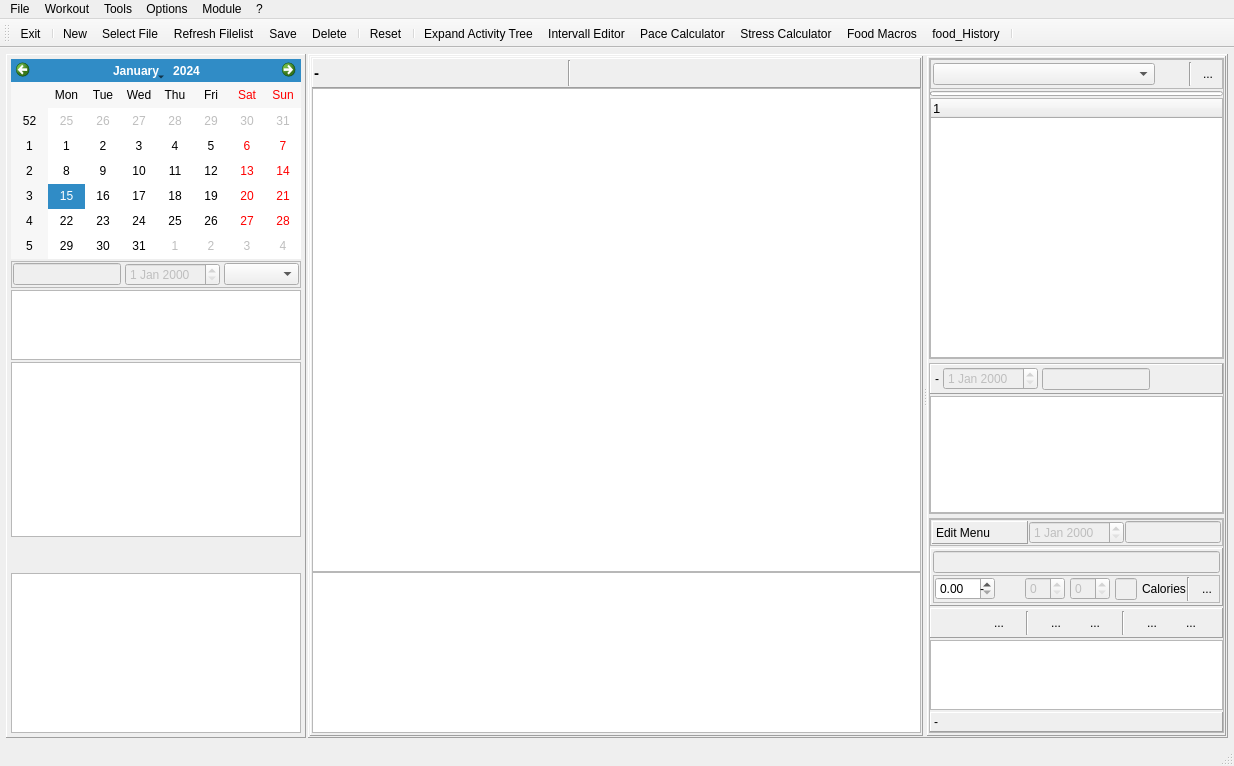
First picture: the form in mainwindow.ui, repository Tria-Andy/WorkoutEditor, before the edit.
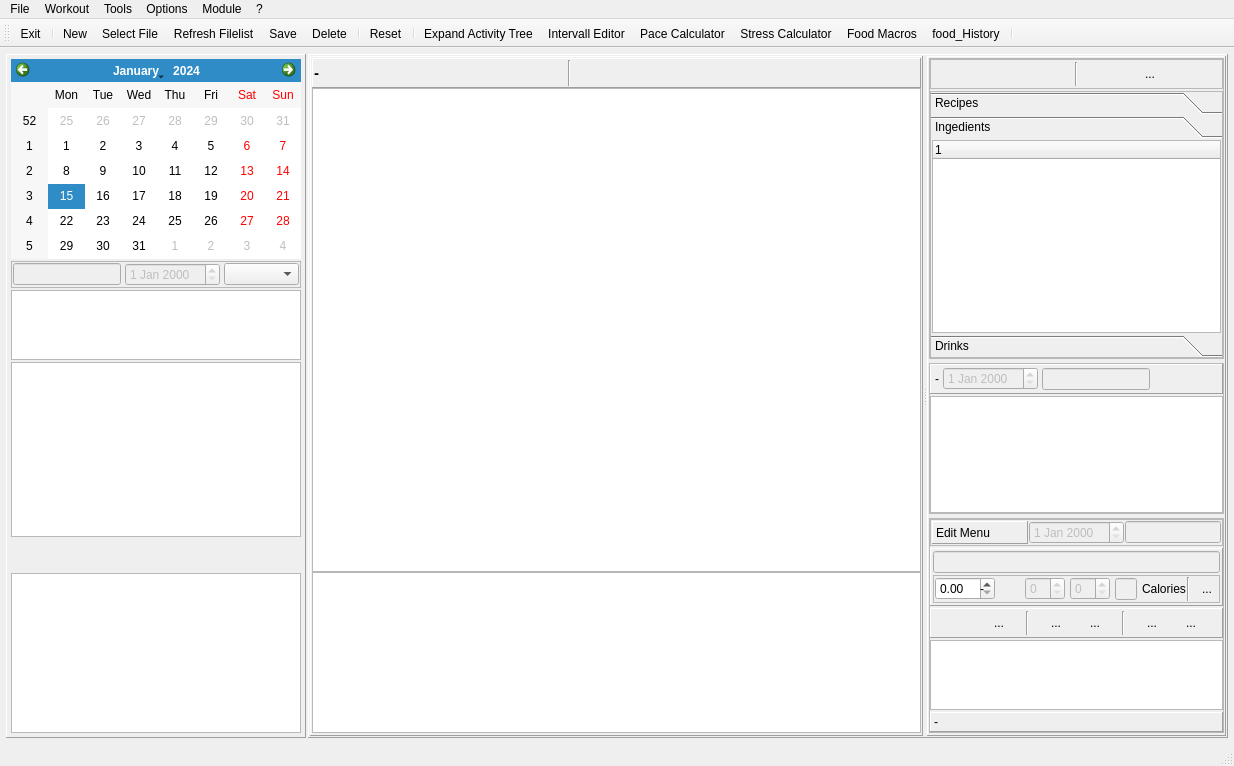
Second picture: the form after the edit. The open tabs and pages were chosen to show the change. Icons and pictures are not drawn. Custom widgets are drawn as their Qt base class.

The edit to the form file:
```diff
--- a/mainwindow.ui
+++ b/mainwindow.ui
@@ -2846,9 +2846,6 @@
                      <property name="bottomMargin">
                       <number>2</number>
                      </property>
-                     <item>
-                      <widget class="QComboBox" name="comboBox_foodSelect"/>
-                     </item>
                      <item>
                       <widget class="QToolButton" name="toolButton_mealreset">
                        <property name="minimumSize">
@@ -2929,23 +2926,49 @@
                    </widget>
                   </item>
                   <item>
-                   <widget class="QProgressBar" name="progressBar_saveMeals">
-                    <property name="maximumSize">
-                     <size>
-                      <width>16777215</width>
-                      <height>5</height>
-                     </size>
+                   <widget class="QToolBox" name="toolBox_foodSelect">
+                    <property name="frameShape">
+                     <enum>QFrame::StyledPanel</enum>
                     </property>
-                    <property name="value">
+                    <property name="frameShadow">
+                     <enum>QFrame::Sunken</enum>
+                    </property>
+                    <property name="currentIndex">
+                     <number>2</number>
+                    </property>
+                    <property name="tabSpacing">
+                     <number>2</number>
+                    </property>
+                    <widget class="QWidget" name="foodPage1">
+                     <property name="geometry">
+                      <rect>
+                       <x>0</x>
+                       <y>0</y>
+                       <width>284</width>
+                       <height>197</height>
+                      </rect>
+                     </property>
+                     <attribute name="label">
+                      <string>Recipes</string>
+                     </attribute>
+                     <layout class="QVBoxLayout" name="verticalLayout_2">
+                      <property name="spacing">
                      <number>0</number>
                     </property>
-                    <property name="textVisible">
-                     <bool>false</bool>
-                    </property>
-                   </widget>
-                  </item>
+                      <property name="leftMargin">
+                       <number>1</number>
+                      </property>
+                      <property name="topMargin">
+                       <number>0</number>
+                      </property>
+                      <property name="rightMargin">
+                       <number>1</number>
+                      </property>
+                      <property name="bottomMargin">
+                       <number>0</number>
+                      </property>
                   <item>
-                   <widget class="QTreeWidget" name="treeWidget_meals">
+                       <widget class="QTreeWidget" name="treeWidget_recipe">
                     <property name="sizePolicy">
                      <sizepolicy hsizetype="Expanding" vsizetype="Expanding">
                       <horstretch>0</horstretch>
@@ -2969,6 +2992,80 @@
                       <string notr="true">1</string>
                      </property>
                     </column>
+                       </widget>
+                      </item>
+                     </layout>
+                    </widget>
+                    <widget class="QWidget" name="foodPage2">
+                     <property name="geometry">
+                      <rect>
+                       <x>0</x>
+                       <y>0</y>
+                       <width>284</width>
+                       <height>197</height>
+                      </rect>
+                     </property>
+                     <attribute name="label">
+                      <string>Ingedients</string>
+                     </attribute>
+                     <layout class="QVBoxLayout" name="verticalLayout_20">
+                      <property name="spacing">
+                       <number>0</number>
+                      </property>
+                      <property name="leftMargin">
+                       <number>1</number>
+                      </property>
+                      <property name="topMargin">
+                       <number>0</number>
+                      </property>
+                      <property name="rightMargin">
+                       <number>1</number>
+                      </property>
+                      <property name="bottomMargin">
+                       <number>0</number>
+                      </property>
+                      <item>
+                       <widget class="QTreeWidget" name="treeWidget_ingred">
+                        <column>
+                         <property name="text">
+                          <string notr="true">1</string>
+                         </property>
+                        </column>
+                       </widget>
+                      </item>
+                     </layout>
+                    </widget>
+                    <widget class="QWidget" name="foodPage3">
+                     <attribute name="label">
+                      <string>Drinks</string>
+                     </attribute>
+                     <layout class="QVBoxLayout" name="verticalLayout_21">
+                      <property name="spacing">
+                       <number>0</number>
+                      </property>
+                      <property name="leftMargin">
+                       <number>1</number>
+                      </property>
+                      <property name="topMargin">
+                       <number>0</number>
+                      </property>
+                      <property name="rightMargin">
+                       <number>1</number>
+                      </property>
+                      <property name="bottomMargin">
+                       <number>0</number>
+                      </property>
+                      <item>
+                       <widget class="QTreeWidget" name="treeWidget_drink">
+                        <column>
+                         <property name="text">
+                          <string notr="true">1</string>
+                         </property>
+                        </column>
+                       </widget>
+                      </item>
+                     </layout>
+                    </widget>
                    </widget>
                   </item>
                  </layout>
```
Left out of the diff: 2 changed lines with no effect on the pictures. Lines whose indentation alone changed are shown as unchanged.
